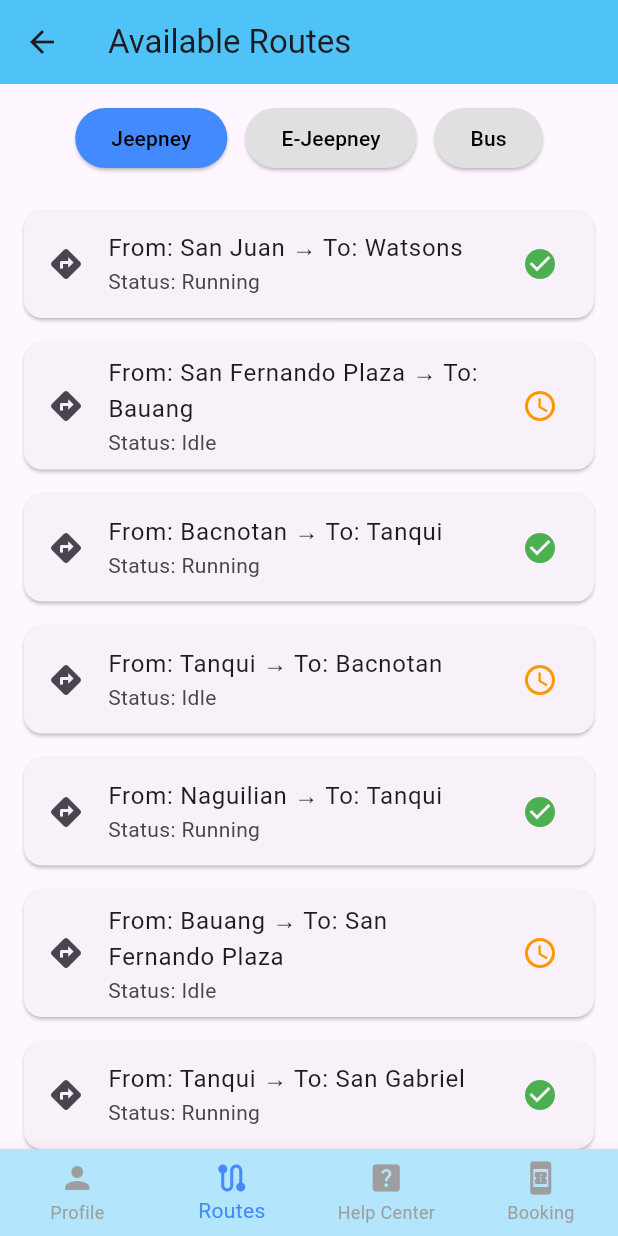
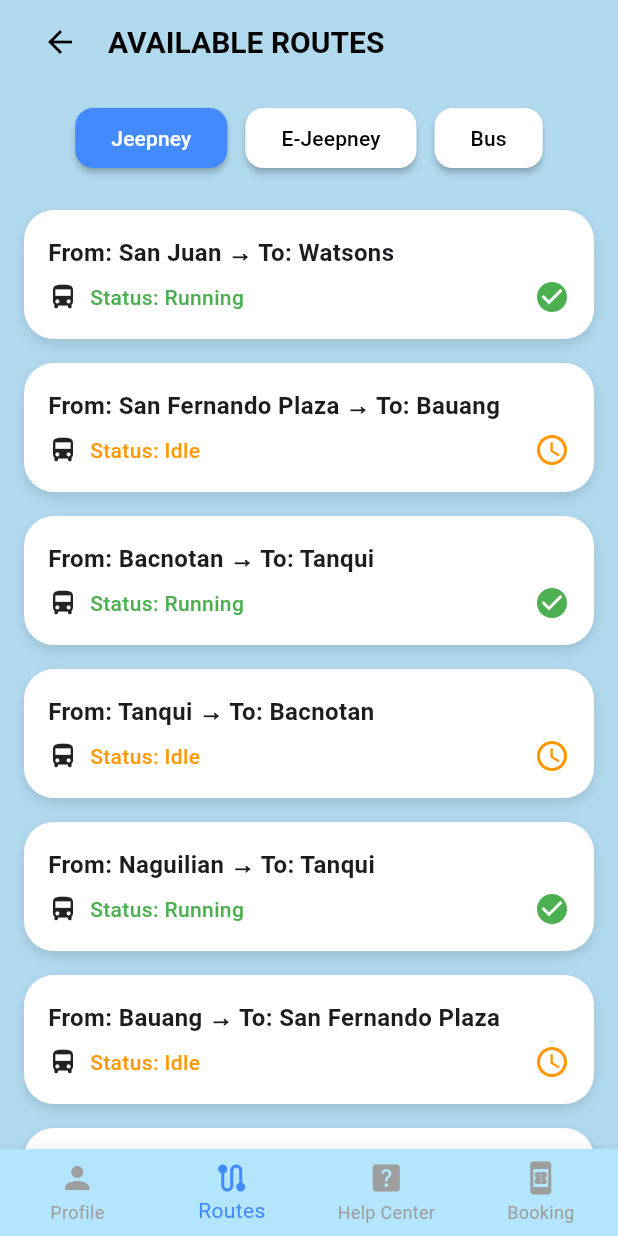
Before and after one commit to JBGalvez7/transportable, a Flutter app: the Routes screen opened directly, on a phone screen of 412 x 824 dp. Run offline on Flutter 3.47's test engine with Material 3 defaults, Android fonts, the phone set to English and light mode, and no system bars; missing offline and left inert: animated_switch.

Commit message:
Pre-Finals Commit #2

```diff
--- a/lib/Routes.dart
+++ b/lib/Routes.dart
@@ -31,7 +31,6 @@ class _RoutesState extends State<Routes> {
         );
         break;
       case 1:
-        // Stay on Routes screen
         break;
       case 2:
         Navigator.pushReplacement(
@@ -51,27 +50,41 @@ class _RoutesState extends State<Routes> {
   @override
   Widget build(BuildContext context) {
     return Scaffold(
+      backgroundColor: const Color(0xFFB2DAEF),
       appBar: AppBar(
-        title: Text('Available Routes'),
-        backgroundColor: Colors.lightBlue[300],
-        leading: IconButton(
-          icon: Icon(Icons.arrow_back),
+        backgroundColor: Colors.transparent,
+        elevation: 0,
+        automaticallyImplyLeading: false,
+        title: Row(
+          children: [
+            IconButton(
+              icon: const Icon(Icons.arrow_back, color: Colors.black),
               onPressed: () => Navigator.pop(context),
+            ),
+            const SizedBox(width: 8),
+            const Text(
+              'AVAILABLE ROUTES',
+              style: TextStyle(
+                fontWeight: FontWeight.bold,
+                fontSize: 20,
+                color: Colors.black,
+              ),
+            ),
+          ],
         ),
       ),
       body: Column(
         children: [
-          SizedBox(height: 12),
-          // Vehicle Type Buttons
+          const SizedBox(height: 12),
           SingleChildScrollView(
             scrollDirection: Axis.horizontal,
-            padding: EdgeInsets.symmetric(horizontal: 12),
+            padding: const EdgeInsets.symmetric(horizontal: 12),
             child: Row(
               children:
                   vehicleTypes.map((type) {
                     final isSelected = type == selectedType;
                     return Padding(
-                      padding: const EdgeInsets.symmetric(horizontal: 6.0),
+                      padding: const EdgeInsets.symmetric(horizontal: 6),
                       child: ElevatedButton(
                         onPressed: () {
                           setState(() {
@@ -80,8 +93,13 @@ class _RoutesState extends State<Routes> {
                         },
                         style: ElevatedButton.styleFrom(
                           backgroundColor:
-                              isSelected ? Colors.blueAccent : Colors.grey[300],
-                          foregroundColor: Colors.black,
+                              isSelected ? Colors.blueAccent : Colors.white,
+                          foregroundColor:
+                              isSelected ? Colors.white : Colors.black,
+                          shape: RoundedRectangleBorder(
+                            borderRadius: BorderRadius.circular(12),
+                          ),
+                          elevation: 2,
                         ),
                         child: Text(type),
                       ),
@@ -89,19 +107,56 @@ class _RoutesState extends State<Routes> {
                   }).toList(),
             ),
           ),
-          SizedBox(height: 16),
+          const SizedBox(height: 16),
           Expanded(
             child: ListView.builder(
               itemCount: routesData[selectedType]?.length ?? 0,
               itemBuilder: (context, index) {
                 final route = routesData[selectedType]![index];
-                return Card(
-                  margin: EdgeInsets.symmetric(horizontal: 16, vertical: 8),
-                  child: ListTile(
-                    leading: Icon(Icons.directions),
-                    title: Text('From: ${route['from']} → To: ${route['to']}'),
-                    subtitle: Text('Status: ${route['status']}'),
-                    trailing: Icon(
+                return Container(
+                  margin: const EdgeInsets.symmetric(
+                    horizontal: 16,
+                    vertical: 8,
+                  ),
+                  padding: const EdgeInsets.all(16),
+                  decoration: BoxDecoration(
+                    color: Colors.white,
+                    borderRadius: BorderRadius.circular(20),
+                    boxShadow: [
+                      BoxShadow(
+                        color: Colors.black12,
+                        blurRadius: 8,
+                        offset: const Offset(0, 4),
+                      ),
+                    ],
+                  ),
+                  child: Column(
+                    crossAxisAlignment: CrossAxisAlignment.start,
+                    children: [
+                      Text(
+                        'From: ${route['from']} → To: ${route['to']}',
+                        style: const TextStyle(
+                          fontSize: 16,
+                          fontWeight: FontWeight.w600,
+                        ),
+                      ),
+                      const SizedBox(height: 6),
+                      Row(
+                        children: [
+                          const Icon(Icons.directions_bus, size: 20),
+                          const SizedBox(width: 8),
+                          Text(
+                            'Status: ${route['status']}',
+                            style: TextStyle(
+                              color:
+                                  route['status'] == 'Running'
+                                      ? Colors.green
+                                      : Colors.orange,
+                              fontWeight: FontWeight.w500,
+                            ),
+                          ),
+                          const Spacer(),
+                          Icon(
                             route['status'] == 'Running'
                                 ? Icons.check_circle
                                 : Icons.access_time,
@@ -110,6 +165,9 @@ class _RoutesState extends State<Routes> {
                                     ? Colors.green
                                     : Colors.orange,
                           ),
+                        ],
+                      ),
+                    ],
                   ),
                 );
               },
```
Lines whose indentation alone changed are shown as unchanged.
